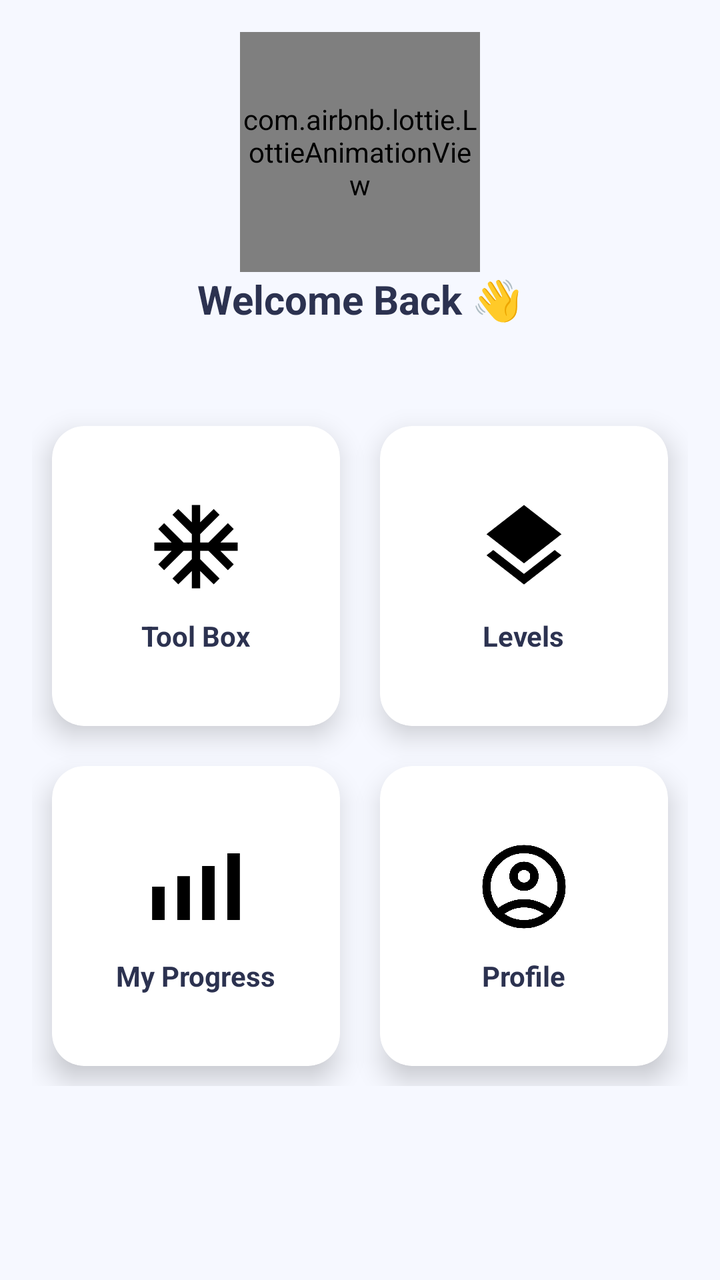
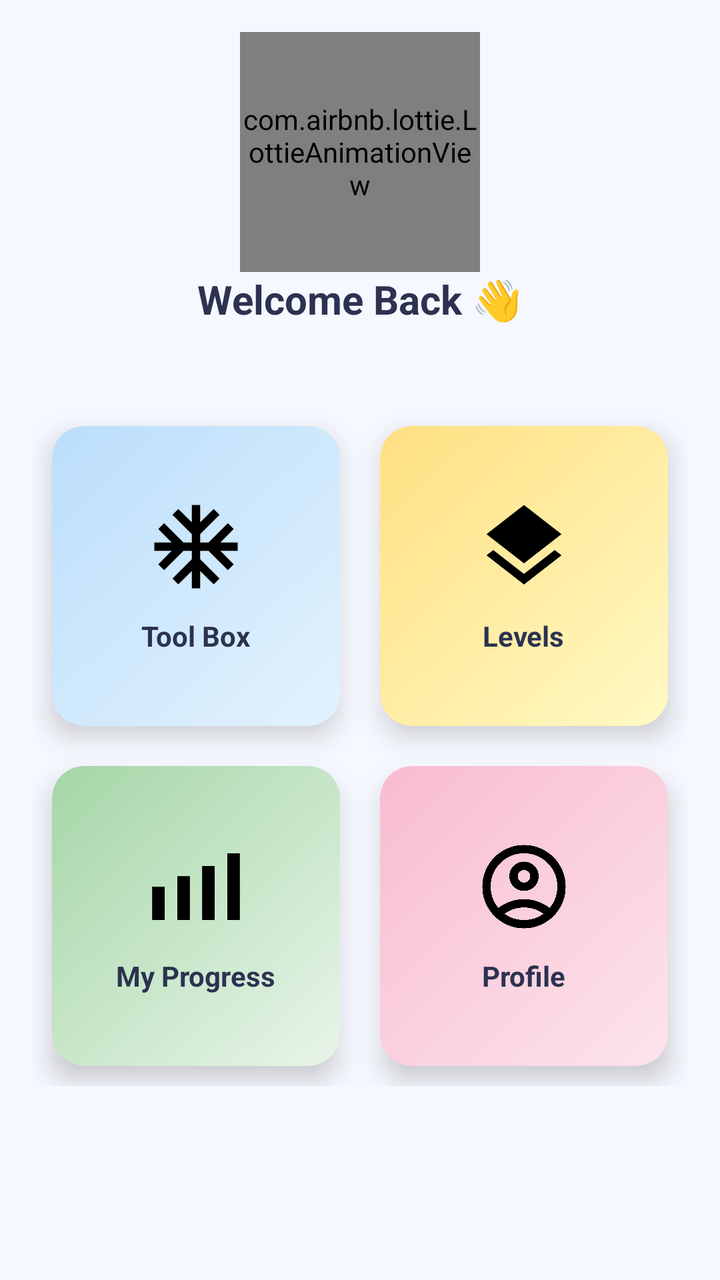

The first picture is an Android layout as it rendered before a commit; the second is the same layout after the commit. The layout source and the unified diff follow.
<!-- AndroidManifest.xml: activity theme Theme.SpeakRight.Material -->
<!-- res/layout/activity_dashboard.xml -->
<LinearLayout xmlns:android="http://schemas.android.com/apk/res/android"
    xmlns:app="http://schemas.android.com/apk/res-auto"
    android:orientation="vertical"
    android:layout_width="match_parent"
    android:layout_height="match_parent"
    android:background="#F6F8FF"
    android:padding="16dp">

    
    <com.airbnb.lottie.LottieAnimationView
        android:id="@+id/lottieWelcome"
        android:layout_width="120dp"
        android:layout_height="120dp"
        app:lottie_rawRes="@raw/welcome_anim"
        app:lottie_autoPlay="true"
        app:lottie_loop="true"
        android:layout_gravity="center" />

    
    <TextView
        android:id="@+id/tvWelcome"
        android:layout_width="wrap_content"
        android:layout_height="wrap_content"
        android:text="Welcome Back 👋"
        android:textSize="20sp"
        android:textStyle="bold"
        android:textColor="#2C3250"
        android:layout_gravity="center"
        android:layout_marginBottom="20dp" />

    
    <GridLayout
        android:layout_width="match_parent"
        android:layout_height="wrap_content"
        android:columnCount="2"
        android:rowCount="2"
        android:alignmentMode="alignMargins"
        android:rowOrderPreserved="false"
        android:layout_marginTop="20dp">

        
        <com.google.android.material.card.MaterialCardView
            android:id="@+id/cardHome"
            style="@style/Widget.MaterialComponents.CardView"
            android:layout_width="0dp"
            android:layout_height="150dp"
            android:layout_columnWeight="1"
            android:layout_margin="10dp"
            app:cardCornerRadius="16dp"
            app:cardElevation="8dp"
            android:foreground="?android:attr/selectableItemBackground">

            <LinearLayout
                android:orientation="vertical"
                android:gravity="center"
                android:layout_width="match_parent"
                android:layout_height="match_parent">

                <ImageView
                    android:layout_width="50dp"
                    android:layout_height="50dp"
                    android:src="@drawable/ic_home" />

                <TextView
                    android:layout_width="wrap_content"
                    android:layout_height="wrap_content"
                    android:text="Tool Box"
                    android:textColor="#2C3250"
                    android:textStyle="bold"
                    android:layout_marginTop="10dp" />
            </LinearLayout>
        </com.google.android.material.card.MaterialCardView>

        
        <com.google.android.material.card.MaterialCardView
            android:id="@+id/cardLevels"
            style="@style/Widget.MaterialComponents.CardView"
            android:layout_width="0dp"
            android:layout_height="150dp"
            android:layout_columnWeight="1"
            android:layout_margin="10dp"
            app:cardCornerRadius="16dp"
            app:cardElevation="8dp"
            android:foreground="?android:attr/selectableItemBackground">

            <LinearLayout
                android:orientation="vertical"
                android:gravity="center"
                android:layout_width="match_parent"
                android:layout_height="match_parent">

                <ImageView
                    android:layout_width="50dp"
                    android:layout_height="50dp"
                    android:src="@drawable/ic_levels" />

                <TextView
                    android:layout_width="wrap_content"
                    android:layout_height="wrap_content"
                    android:text="Levels"
                    android:textColor="#2C3250"
                    android:textStyle="bold"
                    android:layout_marginTop="10dp" />
            </LinearLayout>
        </com.google.android.material.card.MaterialCardView>

        
        <com.google.android.material.card.MaterialCardView
            android:id="@+id/cardMyProgress"
            style="@style/Widget.MaterialComponents.CardView"
            android:layout_width="0dp"
            android:layout_height="150dp"
            android:layout_columnWeight="1"
            android:layout_margin="10dp"
            app:cardCornerRadius="16dp"
            app:cardElevation="8dp"
            android:foreground="?android:attr/selectableItemBackground">

            <LinearLayout
                android:orientation="vertical"
                android:gravity="center"
                android:layout_width="match_parent"
                android:layout_height="match_parent">

                <ImageView
                    android:layout_width="50dp"
                    android:layout_height="50dp"
                    android:src="@drawable/ic_progress" /> 

                <TextView
                    android:layout_width="wrap_content"
                    android:layout_height="wrap_content"
                    android:text="My Progress"
                    android:textColor="#2C3250"
                    android:textStyle="bold"
                    android:layout_marginTop="10dp" />
            </LinearLayout>
        </com.google.android.material.card.MaterialCardView>

        
        <com.google.android.material.card.MaterialCardView
            android:id="@+id/cardProfile"
            style="@style/Widget.MaterialComponents.CardView"
            android:layout_width="0dp"
            android:layout_height="150dp"
            android:layout_columnWeight="1"
            android:layout_margin="10dp"
            app:cardCornerRadius="16dp"
            app:cardElevation="8dp"
            android:foreground="?android:attr/selectableItemBackground">

            <LinearLayout
                android:orientation="vertical"
                android:gravity="center"
                android:layout_width="match_parent"
                android:layout_height="match_parent">

                <ImageView
                    android:layout_width="50dp"
                    android:layout_height="50dp"
                    android:src="@drawable/ic_person_placeholder" />

                <TextView
                    android:layout_width="wrap_content"
                    android:layout_height="wrap_content"
                    android:text="Profile"
                    android:textColor="#2C3250"
                    android:textStyle="bold"
                    android:layout_marginTop="10dp" />
            </LinearLayout>
        </com.google.android.material.card.MaterialCardView>

    </GridLayout>

</LinearLayout>
<!-- resources referenced by this layout -->
<resources>
  <!-- drawable ic_home (drawable) -->
  <vector xmlns:android="http://schemas.android.com/apk/res/android" android:height="24dp" android:tint="#000000" android:viewportHeight="960" android:viewportWidth="960" android:width="24dp">
        
      <path android:fillColor="@android:color/white" android:pathData="M440,880L440,714L310,842L254,786L440,600L440,520L360,520L174,706L118,650L246,520L80,520L80,440L246,440L118,310L174,254L360,440L440,440L440,360L254,174L310,118L440,246L440,80L520,80L520,246L650,118L706,174L520,360L520,440L600,440L786,254L842,310L714,440L880,440L880,520L714,520L842,650L786,706L600,520L520,520L520,600L706,786L650,842L520,714L520,880L440,880Z"/>
      
  </vector>
  <!-- drawable ic_levels (drawable) -->
  <vector xmlns:android="http://schemas.android.com/apk/res/android" android:height="24dp" android:tint="#000000" android:viewportHeight="24" android:viewportWidth="24" android:width="24dp">
        
      <path android:fillColor="@android:color/white" android:pathData="M11.99,18.54l-7.37,-5.73L3,14.07l9,7 9,-7 -1.63,-1.27 -7.38,5.74zM12,16l7.36,-5.73L21,9l-9,-7 -9,7 1.63,1.27L12,16z"/>
      
  </vector>
  <!-- drawable ic_progress (drawable) -->
  <vector xmlns:android="http://schemas.android.com/apk/res/android" android:height="24dp" android:tint="#000000" android:viewportHeight="960" android:viewportWidth="960" android:width="24dp">
        
      <path android:fillColor="@android:color/white" android:pathData="M60,800L60,480L180,480L180,800L60,800ZM300,800L300,380L420,380L420,800L300,800ZM540,800L540,280L660,280L660,800L540,800ZM780,800L780,160L900,160L900,800L780,800Z"/>
      
  </vector>
  <style name="Theme.SpeakRight.Material" parent="Theme.MaterialComponents.DayNight.NoActionBar">
          
          <item name="colorPrimary">@color/purple_500</item>
          <item name="colorPrimaryVariant">@color/purple_700</item>
          <item name="colorSecondary">@color/teal_200</item>
      </style>
  <color name="purple_500">#FF6200EE</color>
  <color name="purple_700">#FF3700B3</color>
  <color name="teal_200">#FF03DAC5</color>
  <!-- unchanged entries left out for length: 1 -->
</resources>

<!-- the commit's change to res/layout/activity_dashboard.xml (unified diff, before → after) -->
@@ -48,13 +48,16 @@
             android:layout_margin="10dp"
             app:cardCornerRadius="16dp"
             app:cardElevation="8dp"
+            app:cardBackgroundColor="@android:color/transparent"
             android:foreground="?android:attr/selectableItemBackground">
 
             <LinearLayout
                 android:orientation="vertical"
                 android:gravity="center"
+                android:background="@drawable/bg_home"
                 android:layout_width="match_parent"
-                android:layout_height="match_parent">
+                android:layout_height="match_parent"
+                android:padding="8dp">
 
                 <ImageView
                     android:layout_width="50dp"
@@ -81,13 +84,16 @@
             android:layout_margin="10dp"
             app:cardCornerRadius="16dp"
             app:cardElevation="8dp"
+            app:cardBackgroundColor="@android:color/transparent"
             android:foreground="?android:attr/selectableItemBackground">
 
             <LinearLayout
                 android:orientation="vertical"
                 android:gravity="center"
+                android:background="@drawable/bg_levels"
                 android:layout_width="match_parent"
-                android:layout_height="match_parent">
+                android:layout_height="match_parent"
+                android:padding="8dp">
 
                 <ImageView
                     android:layout_width="50dp"
@@ -114,18 +120,21 @@
             android:layout_margin="10dp"
             app:cardCornerRadius="16dp"
             app:cardElevation="8dp"
+            app:cardBackgroundColor="@android:color/transparent"
             android:foreground="?android:attr/selectableItemBackground">
 
             <LinearLayout
                 android:orientation="vertical"
                 android:gravity="center"
+                android:background="@drawable/bg_progress"
                 android:layout_width="match_parent"
-                android:layout_height="match_parent">
+                android:layout_height="match_parent"
+                android:padding="8dp">
 
                 <ImageView
                     android:layout_width="50dp"
                     android:layout_height="50dp"
-                    android:src="@drawable/ic_progress" /> 
+                    android:src="@drawable/ic_progress" />
 
                 <TextView
                     android:layout_width="wrap_content"
@@ -147,13 +156,16 @@
             android:layout_margin="10dp"
             app:cardCornerRadius="16dp"
             app:cardElevation="8dp"
+            app:cardBackgroundColor="@android:color/transparent"
             android:foreground="?android:attr/selectableItemBackground">
 
             <LinearLayout
                 android:orientation="vertical"
                 android:gravity="center"
+                android:background="@drawable/bg_profile"
                 android:layout_width="match_parent"
-                android:layout_height="match_parent">
+                android:layout_height="match_parent"
+                android:padding="8dp">
 
                 <ImageView
                     android:layout_width="50dp"
<!-- resource entries referenced after the edit -->
@@ -1,5 +1,45 @@
 <!-- resources referenced by this layout -->
 <resources>
+  <!-- drawable bg_home (drawable) -->
+  <?xml version="1.0" encoding="utf-8"?>
+  <shape xmlns:android="http://schemas.android.com/apk/res/android"
+      android:shape="rectangle">
+      <gradient
+          android:startColor="#E3F2FD"
+          android:endColor="#BBDEFB"
+          android:angle="135" />
+      <corners android:radius="16dp" />
+  </shape>
+  <!-- drawable bg_levels (drawable) -->
+  <?xml version="1.0" encoding="utf-8"?>
+  <shape xmlns:android="http://schemas.android.com/apk/res/android"
+      android:shape="rectangle">
+      <gradient
+          android:startColor="#FFF9C4"
+          android:endColor="#FFE082"
+          android:angle="135" />
+      <corners android:radius="16dp" />
+  </shape>
+  <!-- drawable bg_profile (drawable) -->
+  <?xml version="1.0" encoding="utf-8"?>
+  <shape xmlns:android="http://schemas.android.com/apk/res/android"
+      android:shape="rectangle">
+      <gradient
+          android:startColor="#FCE4EC"
+          android:endColor="#F8BBD0"
+          android:angle="135" />
+      <corners android:radius="16dp" />
+  </shape>
+  <!-- drawable bg_progress (drawable) -->
+  <?xml version="1.0" encoding="utf-8"?>
+  <shape xmlns:android="http://schemas.android.com/apk/res/android"
+      android:shape="rectangle">
+      <gradient
+          android:startColor="#E8F5E9"
+          android:endColor="#A5D6A7"
+          android:angle="135" />
+      <corners android:radius="16dp" />
+  </shape>
   <!-- drawable ic_home (drawable) -->
   <vector xmlns:android="http://schemas.android.com/apk/res/android" android:height="24dp" android:tint="#000000" android:viewportHeight="960" android:viewportWidth="960" android:width="24dp">
         
